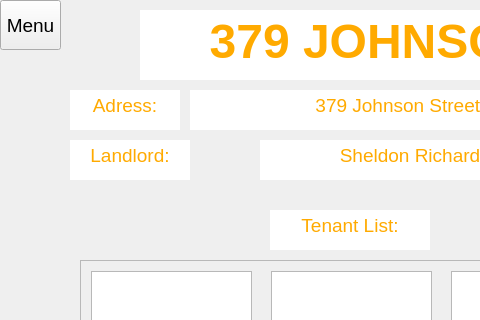
This is King_Project/propertymainform.ui in greg-maceachern12/MicroManage as Qt 5 draws it before an edit; both pictures show x 0 to 480 and y 0 to 320 of the 738 by 547 pixel window. The edited form follows.
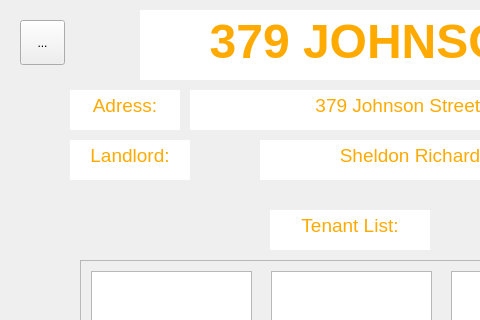
This is the edited form.

Commit message: Created separate directories for the css style sheets and the images. Added the icons for MainPage, the side menu, and edit mode button. Fixed menu buttons on all pages so that it is always in the same position with the same size. Set the fixed width for the side menu. Linked the edit mode button of the Profile class to the makeEditable() method.

Diff of the .ui file:
```diff
--- a/King_Project/propertymainform.ui
+++ b/King_Project/propertymainform.ui
@@ -428,22 +428,17 @@
     <string>Chat Channel</string>
    </property>
   </widget>
-  <widget class="QPushButton" name="pushButton_4">
+  <widget class="QToolButton" name="menuButton">
    <property name="geometry">
     <rect>
-     <x>0</x>
-     <y>0</y>
-     <width>61</width>
-     <height>50</height>
+     <x>20</x>
+     <y>20</y>
+     <width>45</width>
+     <height>45</height>
     </rect>
    </property>
-   <property name="font">
-    <font>
-     <pointsize>14</pointsize>
-    </font>
-   </property>
    <property name="text">
-    <string>Menu</string>
+    <string>...</string>
    </property>
   </widget>
  </widget>
```
The commit also changes 41 other files.
